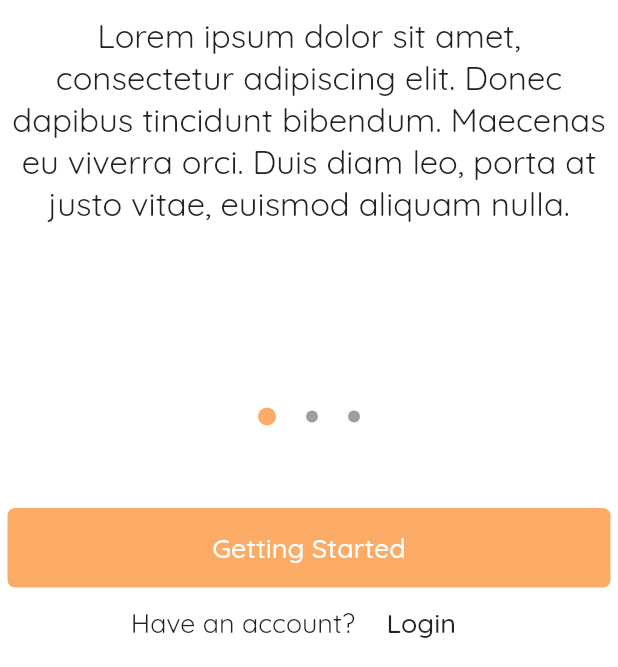
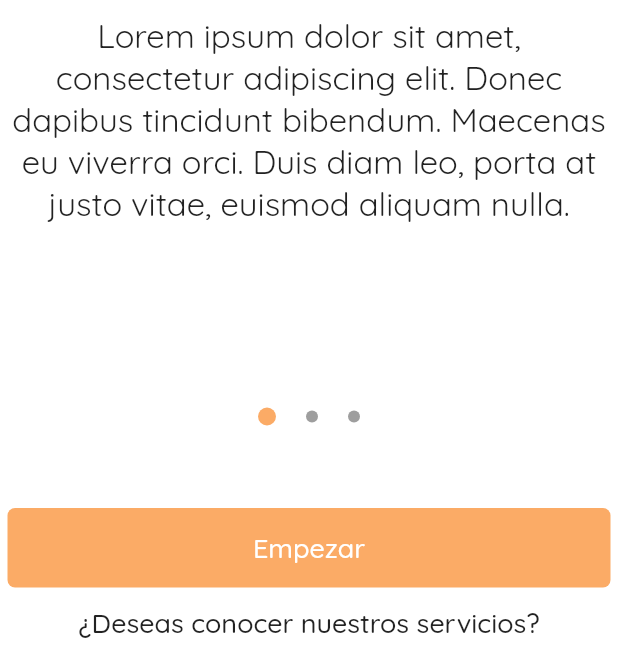
Before and after one commit to cristhianviera1/app_kimirina, a Flutter app: the screen it shows after launch, on a phone screen of 412 x 824 dp, the part 569-1236 px from its top. Run offline on Flutter 3.47's test engine with Material 2 defaults, Android fonts, the phone set to English and light mode, and no system bars; drawn by our look-alikes of flare_flutter; our stand-ins replace image_picker, line_icons; missing offline and left inert: flare_dart.

Commit message:
landing page

```diff
--- a/lib/screens/landing_page.dart
+++ b/lib/screens/landing_page.dart
@@ -81,7 +81,7 @@ class _LandingPageState extends State<LandingPage> {
                 children: <Widget>[
                   FlatButton(
                     child: Text(
-                      'Getting Started',
+                      'Empezar',
                       style: TextStyle(
                         fontSize: 18,
                       ),
@@ -99,17 +99,13 @@ class _LandingPageState extends State<LandingPage> {
                   Row(
                     mainAxisAlignment: MainAxisAlignment.center,
                     children: <Widget>[
-                      Text(
-                        'Have an account?',
-                        style: TextStyle(
+                      FlatButton(
+                        child: Text(
+                        '¿Deseas conocer nuestros servicios?',
+                          style: TextStyle(
                           fontSize: 18,
                         ),
                       ),
-                      FlatButton(
-                        child: Text(
-                          'Login',
-                          style: TextStyle(fontSize: 18),
-                        ),
                         onPressed: () {
                           Navigator.of(context).pushNamed(homeViewRoute);
                         },
```
